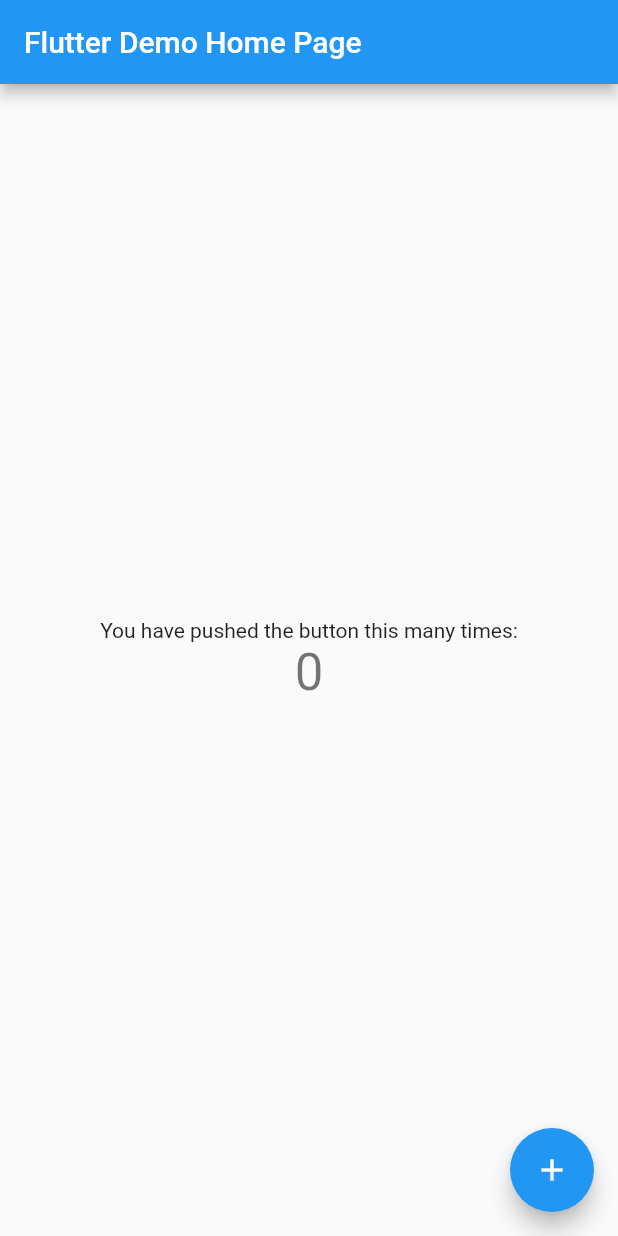
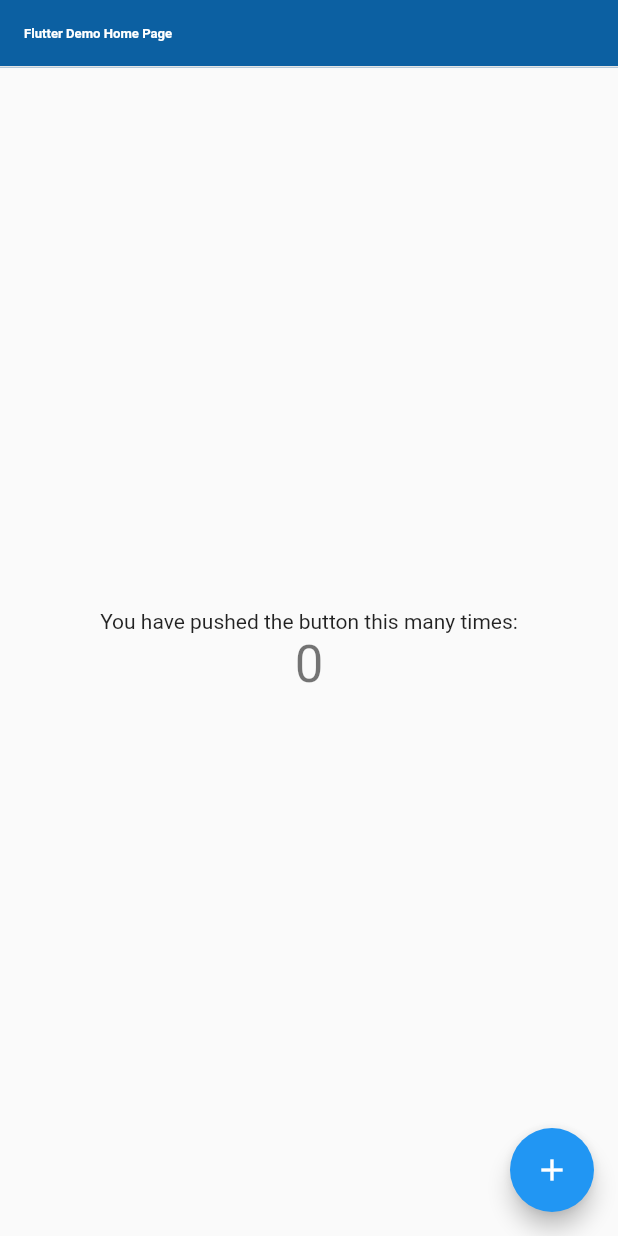
Before and after one commit to liuchangyang-h/flutter_demo, a Flutter app: the screen it shows after launch, on a phone screen of 412 x 824 dp. Run offline on Flutter 3.47's test engine with Material 2 defaults, Android fonts, the phone set to English and light mode, and no system bars; our stand-ins replace dio, flutter_screenutil, image_gallery_saver, package_info, permission_handler, photo_view and 2 more.

Commit message:
框架完善

```diff
--- a/flutter_demo/lib/base_deploy/base_netWork.dart
+++ b/flutter_demo/lib/base/base_netWork.dart
@@ -3,9 +3,9 @@ import 'dart:convert' as convert;
 import 'dart:convert';
 import 'dart:io';
 import 'package:dio/dio.dart';
-import 'package:flutterdemo/base_deploy/base_class.dart';
 import 'package:package_info/package_info.dart';
 import '../main.dart';
+import 'base_class.dart';
 
 class BaseNetWork {
   /*分页默认起始页*/
--- /dev/null
+++ b/flutter_demo/lib/controller/navigation.dart
@@ -0,0 +1,95 @@
+import 'package:flutter/material.dart';
+import 'package:flutterdemo/base/base_class.dart';
+
+///通用导航栏 默认显示 title backBtn 支持自定义bottom 和 actions
+class MyAppBar extends StatefulWidget implements PreferredSizeWidget {
+  final PreferredSizeWidget bottom;
+  final String title;
+  BuildContext context;
+  final List<Widget> actions;
+  final TextStyle titleStyle;
+  final Color backgroundColor;
+  final String backImgName;
+  final bool isBack;
+  MyAppBar({
+    this.bottom,
+    this.title,
+    this.context,
+    this.actions,
+    this.titleStyle,
+    this.backgroundColor,
+    this.backImgName,
+    this.isBack: false,
+  });
+  @override
+  _MyAppBarState createState() => _MyAppBarState();
+
+  @override
+  // TODO: implement preferredSize
+
+  Size get preferredSize => Size.fromHeight(this.bottom != null ? 91 : 45);
+}
+
+class _MyAppBarState extends State<MyAppBar> {
+  @override
+  Widget build(BuildContext context) {
+    return AppBar(
+      title: new Text(
+        widget.title ?? 'title',
+        style: widget.titleStyle ?? new TextStyle(
+          color: Colors.white,
+          fontSize: BaseClass.kFont(17),
+          fontWeight: FontWeight.bold,
+        ),
+      ),
+
+      leading: widget.isBack ? FlatButton(
+        child: Image(
+          image: new AssetImage(widget.backImgName ?? Icons.arrow_back_ios),
+          width: 9,
+          height: 15,
+        ),
+        onPressed: () {
+          Navigator.of(context).pop();
+        },
+      ) : null,
+      backgroundColor: BaseClass.kMainColor,
+      elevation: 0,
+
+      bottom: new AppBarBottom(
+        child: widget.bottom,
+      ),
+      actions: widget.actions,
+    );
+  }
+}
+
+class AppBarBottom extends StatelessWidget implements PreferredSizeWidget {
+  final Widget child;
+  AppBarBottom({
+    this.child,
+  });
+  @override
+  Widget build(BuildContext context) {
+    // TODO: implement build
+    return Container(
+      child: Column(
+        children: <Widget>[
+          Container(
+            width: double.infinity,
+            height: 1,
+            color: Color(0xFFE5E5E5),
+          ),
+          child ??
+              SizedBox(
+                height: 0,
+              ),
+        ],
+      ),
+    );
+  }
+
+  @override
+  // TODO: implement preferredSize
+  Size get preferredSize => Size.fromHeight(this.child != null ? 47 : 1);
+}
--- a/flutter_demo/lib/main.dart
+++ b/flutter_demo/lib/main.dart
@@ -1,7 +1,9 @@
 import 'package:flutter/material.dart';
 import 'package:flutter_screenutil/screenutil.dart';
-import 'base_deploy/base_class.dart';
 import 'package:shared_preferences/shared_preferences.dart';
+
+import 'base/base_class.dart';
+import 'controller/navigation.dart';
 
 void main() {
   realRunApp();
@@ -95,10 +97,8 @@ class _MyHomePageState extends State<MyHomePage> {
       allowFontScaling: false,
     );
     return Scaffold(
-      appBar: AppBar(
-        // Here we take the value from the MyHomePage object that was created by
-        // the App.build method, and use it to set our appbar title.
-        title: Text(widget.title),
+      appBar: MyAppBar(
+        title: widget.title,
       ),
       body: Center(
         // Center is a layout widget. It takes a single child and positions it
--- a/flutter_demo/pubspec.yaml
+++ b/flutter_demo/pubspec.yaml
@@ -34,6 +34,11 @@ dependencies:
   package_info: ^0.4.1
   #屏幕适配
   flutter_screenutil: ^1.1.0
+  #动态申请权限
+  permission_handler: ^3.0.0
+  #保存图片到本地
+  image_gallery_saver: ^1.2.2
+  photo_view: ^0.9.2
 
 dev_dependencies:
   flutter_test:
```
Also changed, not shown: flutter_demo/lib/controller/loadWidget.dart (added, +203 -0 lines), flutter_demo/lib/controller/processWidget.dart (added, +99 -0 lines), flutter_demo/lib/controller/route.dart (added, +58 -0 lines), flutter_demo/lib/controller/showImage.dart (added, +169 -0 lines), flutter_demo/lib/base/base_class.dart (renamed from flutter_demo/lib/base_deploy/base_class.dart), flutter_demo/lib/base/base_extend.dart (renamed from flutter_demo/lib/base_deploy/base_extend.dart), flutter_demo/pubspec.lock.
